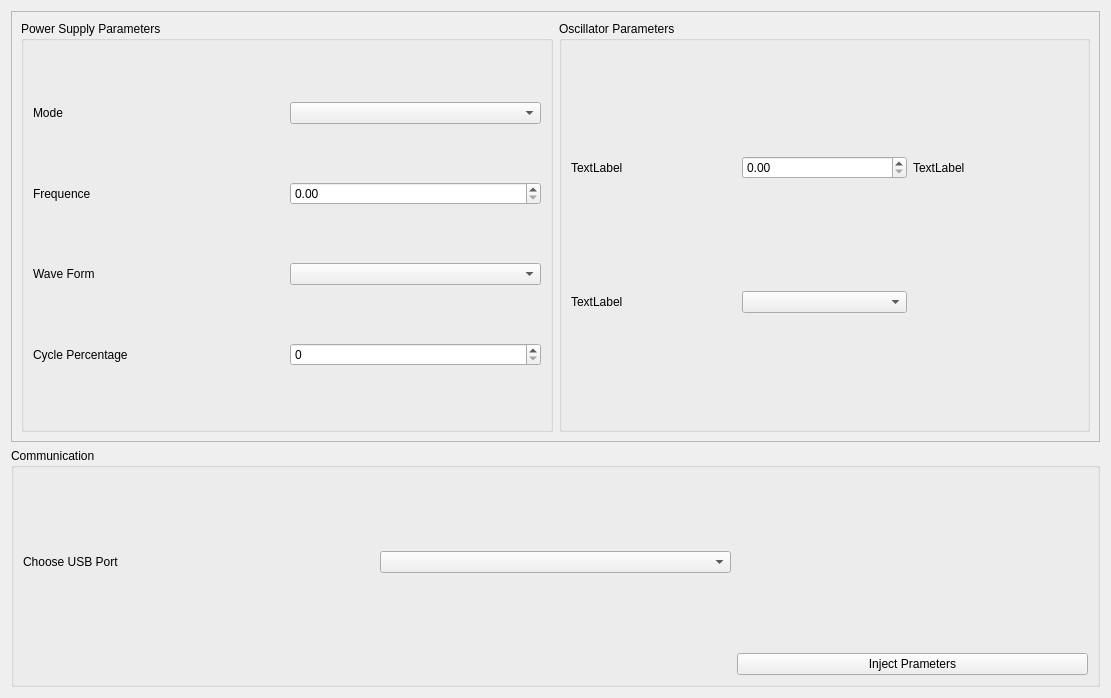
Qt form gui/views/optionsViewUI.ui (AceEagle/ElectricViewCHU) before a commit.
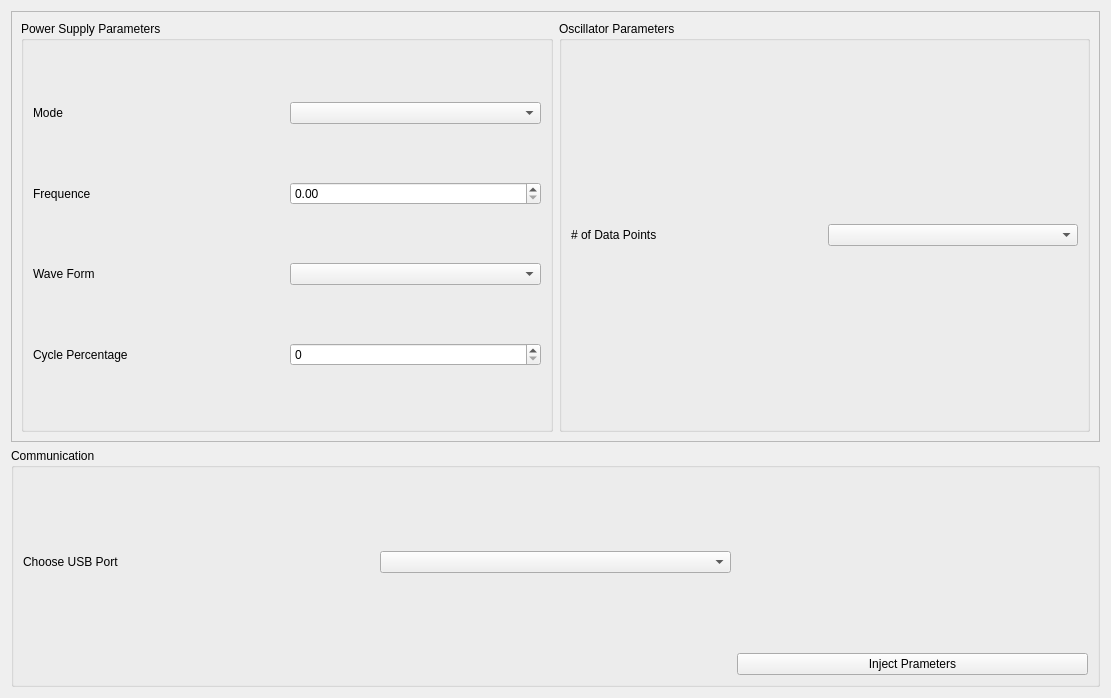
The same form after that commit.

Commit message: QuickSave before going away

Patch:
```diff
--- a/gui/views/optionsViewUI.ui
+++ b/gui/views/optionsViewUI.ui
@@ -96,32 +96,15 @@
          <string>Oscillator Parameters</string>
         </property>
         <layout class="QGridLayout" name="gridLayout_2">
-         <item row="1" column="0">
-          <widget class="QLabel" name="label_4">
-           <property name="text">
-            <string>TextLabel</string>
-           </property>
-          </widget>
-         </item>
          <item row="0" column="0">
           <widget class="QLabel" name="label_3">
            <property name="text">
-            <string>TextLabel</string>
+            <string># of Data Points</string>
            </property>
           </widget>
          </item>
          <item row="0" column="1">
-          <widget class="QDoubleSpinBox" name="doubleSpinBox"/>
-         </item>
-         <item row="0" column="2">
-          <widget class="QLabel" name="label_5">
-           <property name="text">
-            <string>TextLabel</string>
-           </property>
-          </widget>
-         </item>
-         <item row="1" column="1">
-          <widget class="QComboBox" name="comboBox"/>
+          <widget class="QComboBox" name="NbDataPointsComboBox"/>
          </item>
         </layout>
        </widget>
```
Left out of the diff: 2 changed lines with no effect on the pictures.
